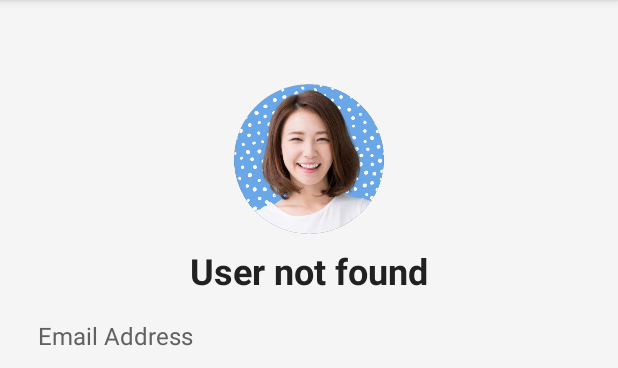
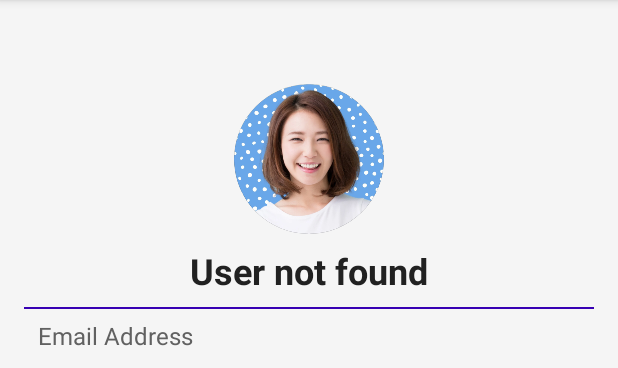
Before and after one commit to efer0012/FIT5046, an Android app: the fragment ProfileFragment shown on its own in the app's theme, on a phone screen of 412 x 824 dp, the part 84-452 px from its top. Run offline under Robolectric (Android 15) with nearby library versions, the phone set to English and light mode, and no system bars; our stand-ins replace Firebase (no records; nobody signed in at launch, a user with empty details on screens opened directly), Timber; libraries missing offline, so code that uses them is left out: com.firebase.ui, com.mapbox.api, com.mapbox.geojson, com.mapbox.mapboxsdk; plain views replace MapView; 6 statements that could not run were skipped.

Commit message:
Update profile_fragment.xml

```diff
--- a/app/src/main/res/layout/profile_fragment.xml
+++ b/app/src/main/res/layout/profile_fragment.xml
@@ -40,6 +40,17 @@
         app:layout_constraintEnd_toEndOf="parent"
         app:layout_constraintTop_toBottomOf="@+id/card_view_user_pic" />
 
+    <View
+        android:id="@+id/line_separator"
+        android:layout_width="0dp"
+        android:layout_height="1dp"
+        android:layout_marginTop="8dp"
+        android:layout_marginStart="16dp"
+        android:layout_marginEnd="16dp"
+        android:background="@color/design_default_color_primary_dark"
+        app:layout_constraintStart_toStartOf="parent"
+        app:layout_constraintEnd_toEndOf="parent"
+        app:layout_constraintTop_toBottomOf="@+id/tv_name" />
 
     <TextView
         android:id="@+id/tv_email_label"
```
